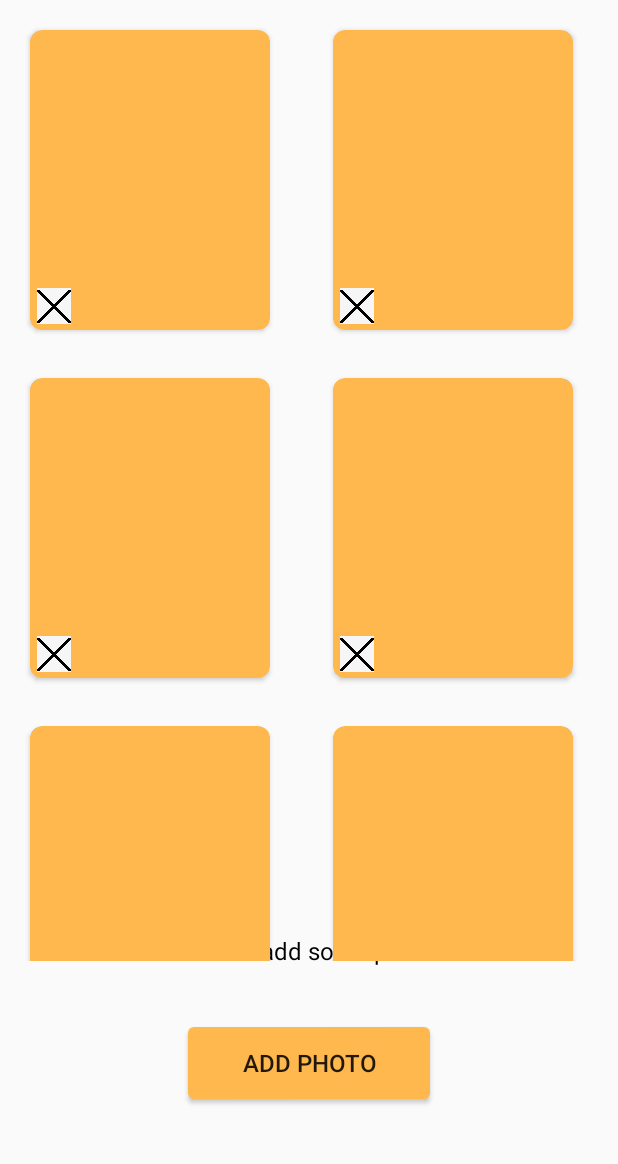
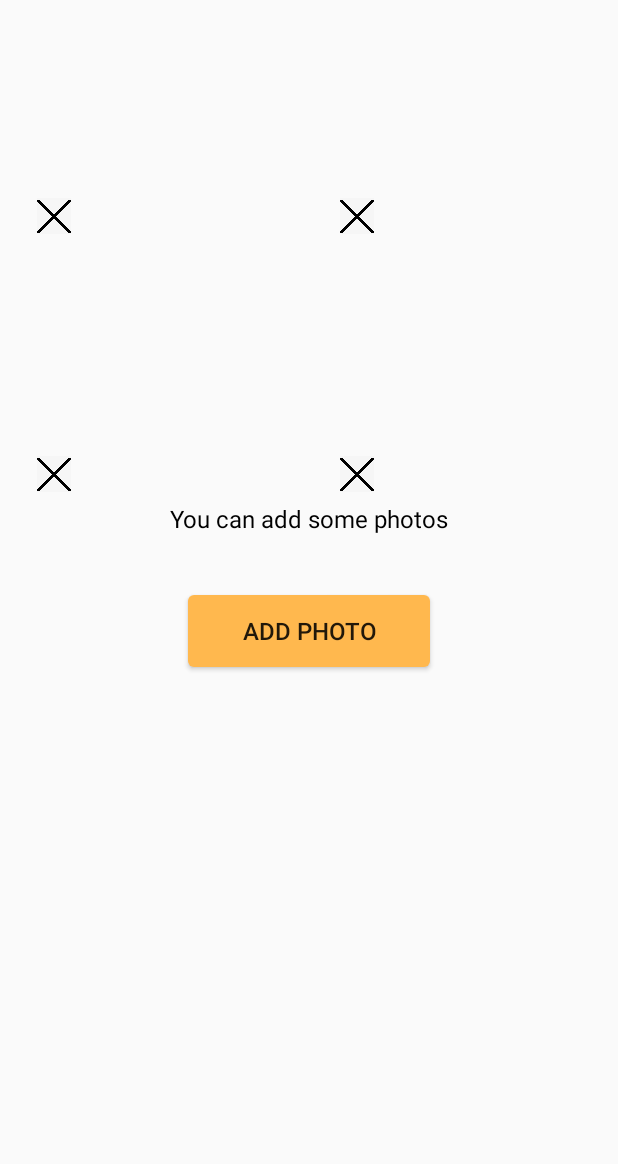
Before and after one commit to melikaafrakhteh/My-Gallery, an Android app: the layout activity_main.xml on its own in the app's theme, with its tools: preview values and no code run, on a phone screen of 412 x 824 dp, the part 71-1235 px from its top. Run offline under Robolectric (Android 15) with nearby library versions, the phone set to English and light mode, and no system bars.

Commit message:
Implement image recycler view

```diff
--- a/app/src/main/java/com/afrakhteh/mygallery/model/entity/ImageEntity.kt
+++ b/app/src/main/java/com/afrakhteh/mygallery/model/entity/ImageEntity.kt
@@ -1,5 +1,7 @@
 package com.afrakhteh.mygallery.model.entity
 
+import android.net.Uri
+
 data class ImageEntity(
-    val path: String
+    val path: Uri
 )
--- a/app/src/main/res/layout/activity_main.xml
+++ b/app/src/main/res/layout/activity_main.xml
@@ -41,25 +41,24 @@
         android:paddingBottom="4dp"
         android:text="@string/main_button_text"
         android:textSize="16sp"
+        android:layout_marginBottom="36dp"
         app:layout_constraintBottom_toBottomOf="parent"
         app:layout_constraintEnd_toEndOf="parent"
+        app:layout_constraintStart_toStartOf="parent"
         app:layout_constraintTop_toBottomOf="@id/mainRecyclerView"
-        app:layout_constraintStart_toStartOf="parent" />
+        app:layout_constraintVertical_bias="0.131" />
 
     <androidx.recyclerview.widget.RecyclerView
         android:id="@+id/mainRecyclerView"
-        android:layout_width="0dp"
+        android:layout_width="match_parent"
         android:layout_height="0dp"
-        android:layout_margin="4dp"
+        android:padding="4dp"
         app:layoutManager="androidx.recyclerview.widget.GridLayoutManager"
-        app:layout_constraintBottom_toBottomOf="@+id/mainEmptyListTextTv"
         app:layout_constraintEnd_toEndOf="parent"
-        app:layout_constraintHorizontal_bias="0.0"
         app:layout_constraintStart_toStartOf="parent"
         app:layout_constraintTop_toBottomOf="@+id/mainTitleTv"
-        app:layout_constraintVertical_bias="0.0"
         app:spanCount="2"
-        tools:itemCount="20"
+        tools:itemCount="4"
         tools:listitem="@layout/recycler_item_row" />
 
 </androidx.constraintlayout.widget.ConstraintLayout>
--- a/app/src/main/res/layout/recycler_item_row.xml
+++ b/app/src/main/res/layout/recycler_item_row.xml
@@ -1,24 +1,20 @@
 <?xml version="1.0" encoding="utf-8"?>
-<androidx.cardview.widget.CardView xmlns:android="http://schemas.android.com/apk/res/android"
+<androidx.constraintlayout.widget.ConstraintLayout
+    xmlns:android="http://schemas.android.com/apk/res/android"
     xmlns:app="http://schemas.android.com/apk/res-auto"
     xmlns:tools="http://schemas.android.com/tools"
-    android:layout_width="160dp"
-    android:layout_height="200dp"
-    android:layout_margin="16dp"
+    android:layout_width="100dp"
+    android:layout_height="140dp"
     android:backgroundTint="@color/yellow"
     android:elevation="2dp"
-    app:cardCornerRadius="8dp">
-
-    <androidx.constraintlayout.widget.ConstraintLayout
-        android:layout_width="match_parent"
-        android:layout_height="match_parent">
+    android:layout_margin="16dp">
 
         <ImageView
             android:id="@+id/recyclerItemImageIv"
-            android:layout_width="0dp"
+            android:layout_width="match_parent"
             android:layout_height="match_parent"
+            android:scaleType="centerCrop"
             android:adjustViewBounds="true"
-            android:scaleType="centerCrop"
             app:layout_constraintBottom_toBottomOf="parent"
             app:layout_constraintEnd_toEndOf="parent"
             app:layout_constraintStart_toStartOf="parent"
@@ -34,6 +30,4 @@
             app:layout_constraintBottom_toBottomOf="parent"
             app:layout_constraintStart_toStartOf="parent"
             tools:ignore="ContentDescription" />
-
-    </androidx.constraintlayout.widget.ConstraintLayout>
-</androidx.cardview.widget.CardView>
+</androidx.constraintlayout.widget.ConstraintLayout>
```
Also changed, not shown: app/src/main/java/com/afrakhteh/mygallery/util/BitmapUtil.kt (added, +17 -0 lines), app/src/main/java/com/afrakhteh/mygallery/view/main/MainActivity.kt (+24 -2 lines), app/src/main/java/com/afrakhteh/mygallery/view/main/adapter/ImageAdapter.kt (added, +32 -0 lines), app/src/main/java/com/afrakhteh/mygallery/view/main/adapter/ImageDiffCallBack.kt (added, +14 -0 lines), app/src/main/java/com/afrakhteh/mygallery/view/main/adapter/ImageViewHolder.kt (added, +59 -0 lines), app/src/main/java/com/afrakhteh/mygallery/view/main/adapter/SpaceItemDecoration.kt (added, +14 -0 lines).
